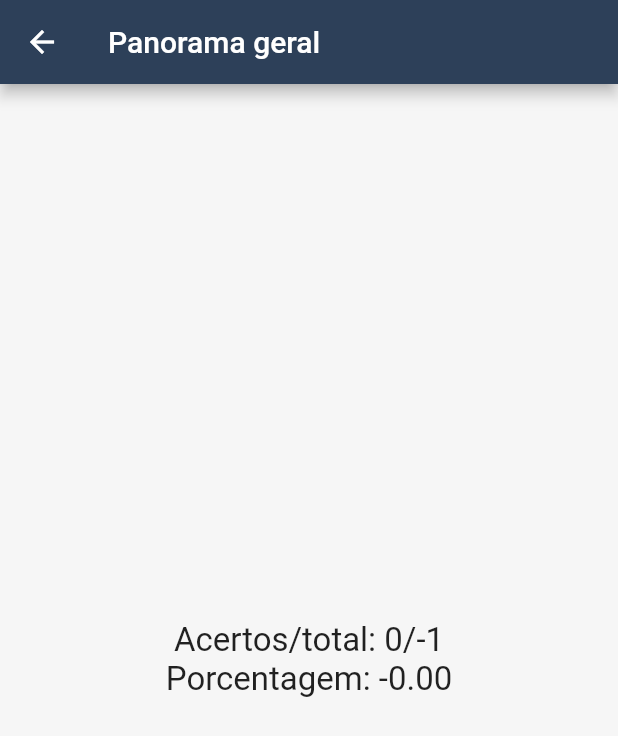
After one commit to f2acode/computeiro, a Flutter app: the Exam screen opened directly, after a tap on "Terminar", on a phone screen of 412 x 824 dp. The commit adds this screen. Shown: the top 736 px of the screen. Run offline on Flutter 3.47's test engine with Material 2 defaults, Android fonts, the phone set to English and light mode, and no system bars; our stand-ins replace flutter_markdown, permission_handler; missing offline and left inert: firebase_admob, flutter_downloader, flutter_tex; accounts and stored records are empty; key blocks and very long unbroken strings in the code were emptied for the run.

Commit message:
feat: add finish exam

```diff
--- a/lib/components/organisms/Question/index.dart
+++ b/lib/components/organisms/Question/index.dart
@@ -1,6 +1,7 @@
 import 'package:flutter/material.dart';
 import 'package:flutter_tex/flutter_tex.dart';
 import 'package:computeiro/components/organisms/index.dart';
+import 'package:computeiro/components/pages/index.dart';
 
 class Question extends StatelessWidget {
   Question({
@@ -22,9 +23,9 @@ class Question extends StatelessWidget {
 
   final List<Widget> content = <Widget>[];
 
-  void showAlternatives(BuildContext context) {
+  void showAlternatives(BuildContext ctx) {
     showDialog<AlertDialog>(
-      context: context,
+      context: ctx,
       builder: (_) => AnswerDialog(
             content: content,
             alternatives: alternatives,
@@ -35,7 +36,16 @@ class Question extends StatelessWidget {
     );
   }
 
-  List<Widget> buildActions(BuildContext context) {
+  void finishExam(BuildContext ctx) {
+    Navigator.push<MaterialPageRoute<FinishExamOverview>>(
+      ctx,
+      MaterialPageRoute<MaterialPageRoute<FinishExamOverview>>(
+        builder: (BuildContext context) => FinishExamOverview(),
+      ),
+    );
+  }
+
+  List<Widget> buildActions(BuildContext ctx) {
     final List<Widget> actions = <Widget>[];
 
     if (questionIndex > 0) {
@@ -54,7 +64,7 @@ class Question extends StatelessWidget {
         padding: const EdgeInsets.only(right: 5, left: 5),
         child: RaisedButton(
           child: const Text('Terminar'),
-          onPressed: () => print('Terminar'),
+          onPressed: () => finishExam(ctx),
         ),
       ),
     );
@@ -64,7 +74,7 @@ class Question extends StatelessWidget {
         padding: const EdgeInsets.only(right: 5, left: 5),
         child: RaisedButton(
           child: const Text('Responder'),
-          onPressed: () => showAlternatives(context),
+          onPressed: () => showAlternatives(ctx),
         ),
       ),
     );
--- a/lib/components/pages/ExamsList/index.dart
+++ b/lib/components/pages/ExamsList/index.dart
@@ -18,9 +18,11 @@ class ExamsList extends StatelessWidget {
                   itemCount: vm.exams.length,
                   itemBuilder: (BuildContext context, int index) {
                     return ListTile(
-                      enabled: true,
+                      enabled: index == 0,
                       title: Text('POSCOMP ${vm.exams[index].year}'),
-                      subtitle: const Text('Inserção das provas em andamento'),
+                      subtitle: index == 0
+                          ? const Text('Novo!')
+                          : const Text('Inserção das provas em andamento'),
                       leading: const Icon(Icons.computer),
                       onTap: () {
                         vm.onChangeCurrentExam(index);
--- /dev/null
+++ b/lib/components/pages/FinishExamOverview/index.dart
@@ -0,0 +1,80 @@
+import 'package:flutter/material.dart';
+import 'package:scoped_model/scoped_model.dart';
+
+import 'package:computeiro/scoped_model/app_state.dart';
+import 'package:computeiro/components/pages/FinishExamOverview/view_model.dart';
+
+class FinishExamOverview extends StatelessWidget {
+  List<Widget> generateAnswers(
+    List<bool> uAnswersResult,
+    List<dynamic> uAnswers,
+  ) {
+    final List<Widget> visualAnswers = <Widget>[];
+
+    for (int i = 0; i < uAnswers.length - 1; i++) {
+      if (uAnswersResult[i]) {
+        visualAnswers.add(
+          Chip(
+            backgroundColor: Colors.green,
+            avatar: CircleAvatar(
+              child: Text('$i'),
+            ),
+            label: Text(
+              '${uAnswers[i]}',
+              style: TextStyle(color: Colors.white),
+            ),
+          ),
+        );
+      } else {
+        visualAnswers.add(
+          Chip(
+            backgroundColor: Colors.red,
+            avatar: CircleAvatar(
+              child: Text('$i'),
+            ),
+            label: Text(
+              '${uAnswers[i]}',
+              style: TextStyle(color: Colors.white),
+            ),
+          ),
+        );
+      }
+    }
+
+    return visualAnswers;
+  }
+
+  @override
+  Widget build(BuildContext context) {
+    return ScopedModelDescendant<AppState>(
+      builder: (BuildContext ctx, Widget child, AppState appState) {
+        final ViewModel vm = ViewModel(ctx);
+        return Scaffold(
+          appBar: AppBar(title: const Text('Panorama geral')),
+          body: Column(
+            crossAxisAlignment: CrossAxisAlignment.stretch,
+            mainAxisAlignment: MainAxisAlignment.center,
+            children: <Widget>[
+              Row(
+                mainAxisAlignment: MainAxisAlignment.center,
+                crossAxisAlignment: CrossAxisAlignment.center,
+                children: generateAnswers(vm.uAnswersResult, vm.uAnswers),
+              ),
+              Text(
+                'Acertos/total: ${vm.hits}/${vm.total}',
+                textAlign: TextAlign.center,
+                style: TextStyle(fontSize: 22),
+              ),
+              Text(
+                'Porcentagem: ${vm.percentage.toStringAsFixed(2)}',
+                textAlign: TextAlign.center,
+                style: TextStyle(fontSize: 22),
+              ),
+              //Text('${vm.userHits.where((bool h) => h == false)}'),
+            ],
+          ),
+        );
+      },
+    );
+  }
+}
--- /dev/null
+++ b/lib/components/pages/FinishExamOverview/view_model.dart
@@ -0,0 +1,36 @@
+import 'package:flutter/material.dart';
+import 'package:scoped_model/scoped_model.dart';
+import 'package:computeiro/scoped_model/app_state.dart';
+import 'package:computeiro/core/models/index.dart';
+
+class ViewModel {
+  ViewModel(BuildContext context) {
+    final AppState appState = ScopedModel.of<AppState>(context);
+    final Exam userExam = appState.exams[appState.profile.poscompStatus.exam];
+    final List<dynamic> userAnswers = appState.profile.poscompStatus.answers;
+
+    loading = appState.isLoading;
+
+    final List<bool> userHits = <bool>[];
+    for (int i = 0; i < userAnswers.length - 1; i++) {
+      if (userAnswers[i] == userExam.questions[i].correctAnswer) {
+        userHits.add(true);
+      } else {
+        userHits.add(false);
+      }
+    }
+
+    total = userAnswers.length - 1;
+    hits = userHits.where((bool h) => h == true).length;
+    percentage = hits / total;
+    uAnswersResult = userHits;
+    uAnswers = userAnswers;
+  }
+
+  bool loading;
+  int total;
+  int hits;
+  double percentage;
+  List<bool> uAnswersResult;
+  List<dynamic> uAnswers;
+}
--- a/lib/components/pages/index.dart
+++ b/lib/components/pages/index.dart
@@ -3,3 +3,4 @@ export 'package:computeiro/components/pages/DownloadsView/index.dart';
 export 'package:computeiro/components/pages/About/index.dart';
 export 'package:computeiro/components/pages/ExamsList/index.dart';
 export 'package:computeiro/components/pages/Exam/index.dart';
+export 'package:computeiro/components/pages/FinishExamOverview/index.dart';
--- a/lib/scoped_model/app_state.dart
+++ b/lib/scoped_model/app_state.dart
@@ -16,6 +16,14 @@ class AppState extends Model {
         bottomNavIndex: 0,
         exams: <Exam>[
           exam2018,
+          exam2017,
+          exam2016,
+          exam2015,
+          exam2014,
+          exam2013,
+          exam2012,
+          exam2011,
+          exam2010,
         ],
         profile: Profile.init(),
         resultDumbSearch: '',
```
